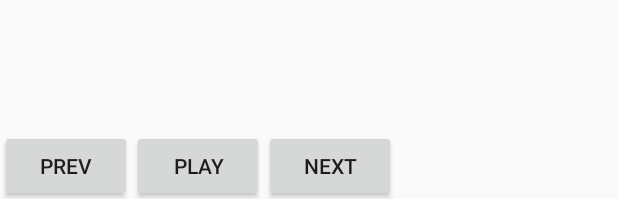
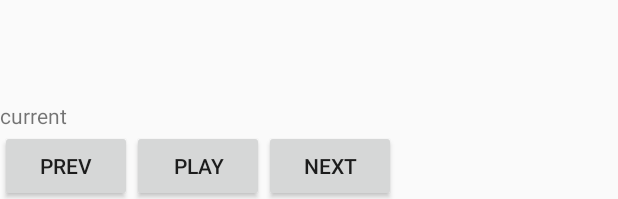
Before and after one commit to Charmmonkey/Queue, an Android app: the layout music_fragment.xml on its own in the app's theme, with its tools: preview values and no code run, on a phone screen of 412 x 824 dp. Shown: the part 1034-1233 px from the top of the screen. Run offline under Robolectric (Android 15) with nearby library versions, the phone set to English and light mode, and no system bars.

Commit message:
1.0.11 fixed queue autoplay and next function

```diff
--- a/app/src/main/java/com/stream/jerye/queue/MusicPage/MusicQueueAdapter.java
+++ b/app/src/main/java/com/stream/jerye/queue/MusicPage/MusicQueueAdapter.java
@@ -56,7 +56,7 @@ public class MusicQueueAdapter extends RecyclerView.Adapter<MusicQueueAdapter.Mu
     }
 
     public String peekMore(){
-        return mItems.get(1);
+        return mItems.size() > 1 ? mItems.get(1) : null;
     }
 
     public void enqueue(String enqueuedMusic) {
--- a/app/src/main/java/com/stream/jerye/queue/MusicPage/QueuePlayer.java
+++ b/app/src/main/java/com/stream/jerye/queue/MusicPage/QueuePlayer.java
@@ -10,6 +10,8 @@ public interface QueuePlayer {
 
     void resume();
 
+    void next();
+
     boolean isPlaying();
 
     boolean isPaused();
@@ -19,7 +21,7 @@ public interface QueuePlayer {
 
     void release();
 
-    void nextTrack(String url);
+    void setNextTrack(String url);
 
 
 }
--- a/app/src/main/res/layout/music_fragment.xml
+++ b/app/src/main/res/layout/music_fragment.xml
@@ -1,14 +1,14 @@
 <?xml version="1.0" encoding="utf-8"?>
 <LinearLayout xmlns:android="http://schemas.android.com/apk/res/android"
-    android:orientation="vertical" android:layout_width="match_parent"
+    android:layout_width="match_parent"
     android:layout_height="match_parent"
+    android:orientation="vertical"
     android:weightSum="2">
 
     <android.support.v7.widget.SearchView
         android:id="@+id/search_view"
         android:layout_width="match_parent"
-        android:layout_height="wrap_content"
-        >
+        android:layout_height="wrap_content">
 
 
     </android.support.v7.widget.SearchView>
@@ -18,8 +18,8 @@
         android:layout_width="match_parent"
         android:layout_height="0dp"
         android:layout_below="@id/search_view"
-        android:scrollbars="vertical"
-        android:layout_weight="1"/>
+        android:layout_weight="1"
+        android:scrollbars="vertical" />
 
     <android.support.v7.widget.RecyclerView
         android:id="@+id/music_queue"
@@ -29,30 +29,37 @@
 
     </android.support.v7.widget.RecyclerView>
 
+    <TextView
+        android:id="@+id/music_current"
+        android:layout_width="wrap_content"
+        android:layout_height="wrap_content"
+        android:text="current"/>
+
+
     <LinearLayout
         android:layout_width="wrap_content"
         android:layout_height="wrap_content">
+
         <Button
+            android:id="@+id/previous_button"
             android:layout_width="wrap_content"
             android:layout_height="wrap_content"
-            android:id="@+id/previous_button"
-            android:text="Prev"/>
+            android:text="Prev" />
 
         <Button
             android:id="@+id/play_button"
             android:layout_width="wrap_content"
             android:layout_height="wrap_content"
             android:layout_below="@id/text"
-            android:text="Play"/>
+            android:text="Play" />
 
         <Button
+            android:id="@+id/next_button"
             android:layout_width="wrap_content"
             android:layout_height="wrap_content"
-            android:id="@+id/next_button"
-            android:text="Next"/>
+            android:text="Next" />
 
     </LinearLayout>
 
 
-
 </LinearLayout>
```
Also changed, not shown: app/src/main/java/com/stream/jerye/queue/MusicPage/MultiMediaQueuePlayer.java (+28 -21 lines), app/src/main/java/com/stream/jerye/queue/MusicPage/MusicFragment.java (+18 -3 lines).
